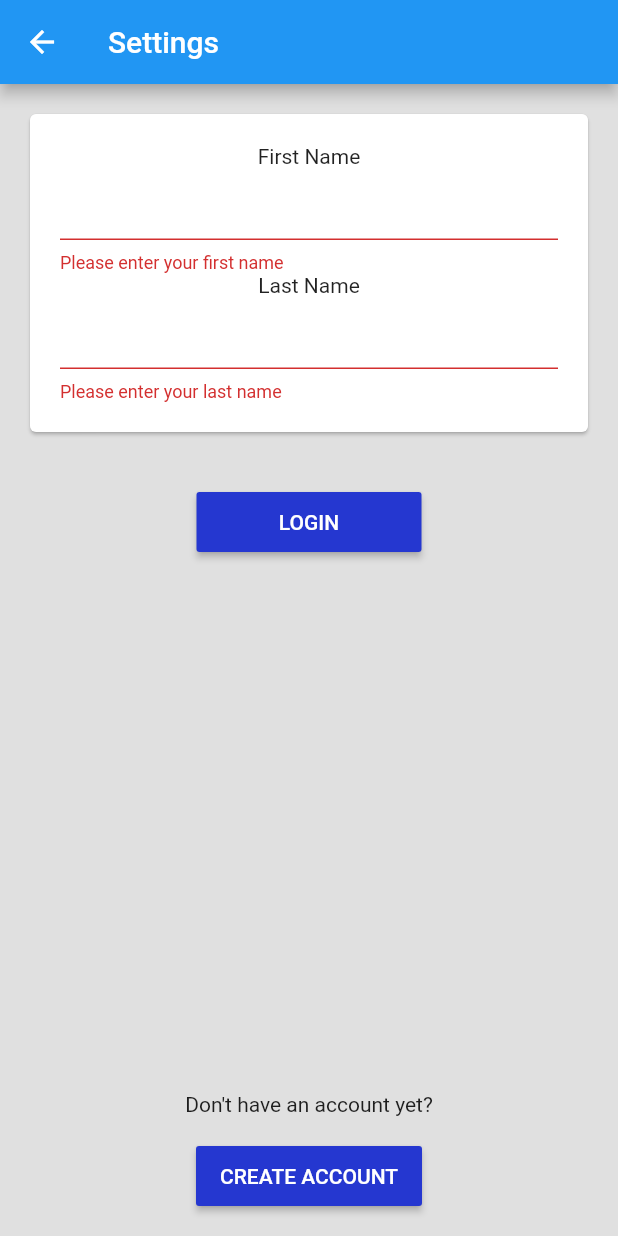
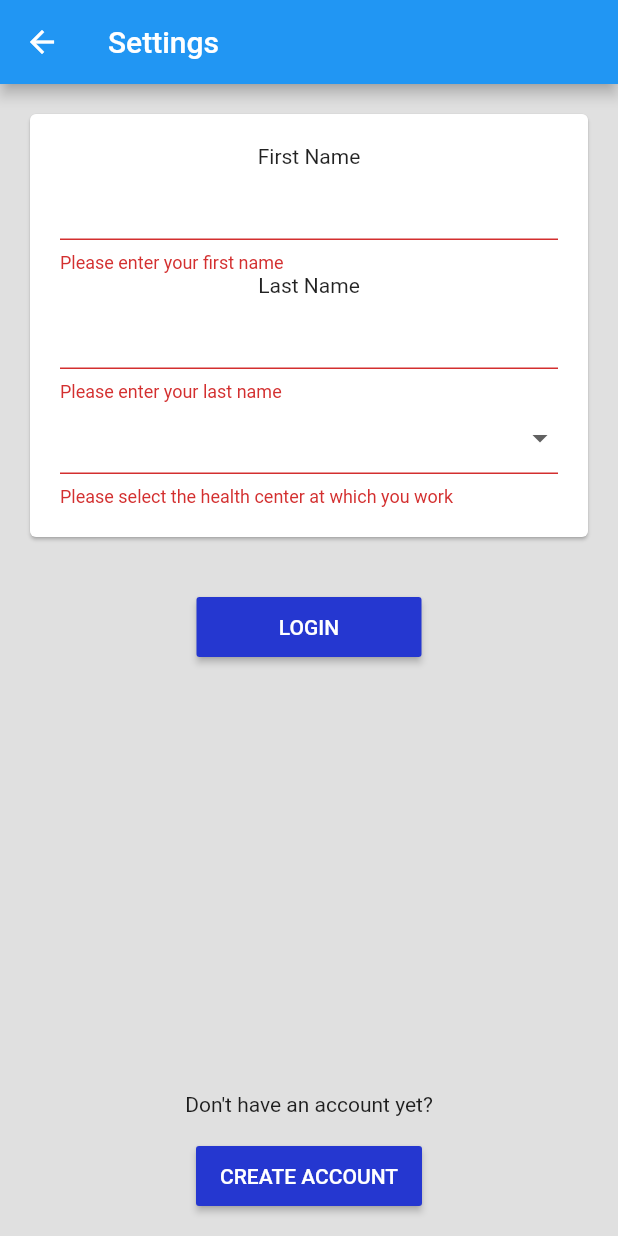
Before and after one commit to chrisly-bear/PEBRApp, a Flutter app: the SettingsScreen screen opened directly, after a tap on "LOGIN", on a phone screen of 412 x 824 dp. Run offline on Flutter 3.47's test engine with Material 2 defaults, Android fonts, the phone set to English and light mode, and no system bars; our stand-ins replace flushbar, sqflite; accounts and stored records are empty.

Commit message:
Added health center dropdown selection.

```diff
--- a/lib/screens/SettingsScreen.dart
+++ b/lib/screens/SettingsScreen.dart
@@ -50,6 +50,13 @@ class _LoginBodyState extends State<LoginBody> {
   TextEditingController _firstNameCreateAccountCtr = TextEditingController();
   TextEditingController _lastNameCreateAccountCtr = TextEditingController();
 
+  String _selectedHealthCenter;
+  static final healthCenters = [
+    'Maseru',
+    'Morija',
+    'Butha-Buthe',
+  ];
+
   @override
   Widget build(BuildContext context) {
     return Form(
@@ -99,6 +106,23 @@ class _LoginBodyState extends State<LoginBody> {
                       }
                     },
                   ),
+                  DropdownButtonFormField<String>(
+                    value: _selectedHealthCenter,
+                    onChanged: (String newValue) {
+                      setState(() {
+                        _selectedHealthCenter = newValue;
+                      });
+                    },
+                    validator: (value) {
+                      if (value == null) { return 'Please select the health center at which you work'; }
+                    },
+                    items: healthCenters.map<DropdownMenuItem<String>>((String value) {
+                      return DropdownMenuItem<String>(
+                        value: value,
+                        child: Text(value),
+                      );
+                    }).toList(),
+                  )
                 ],
               ),
             ),
```
